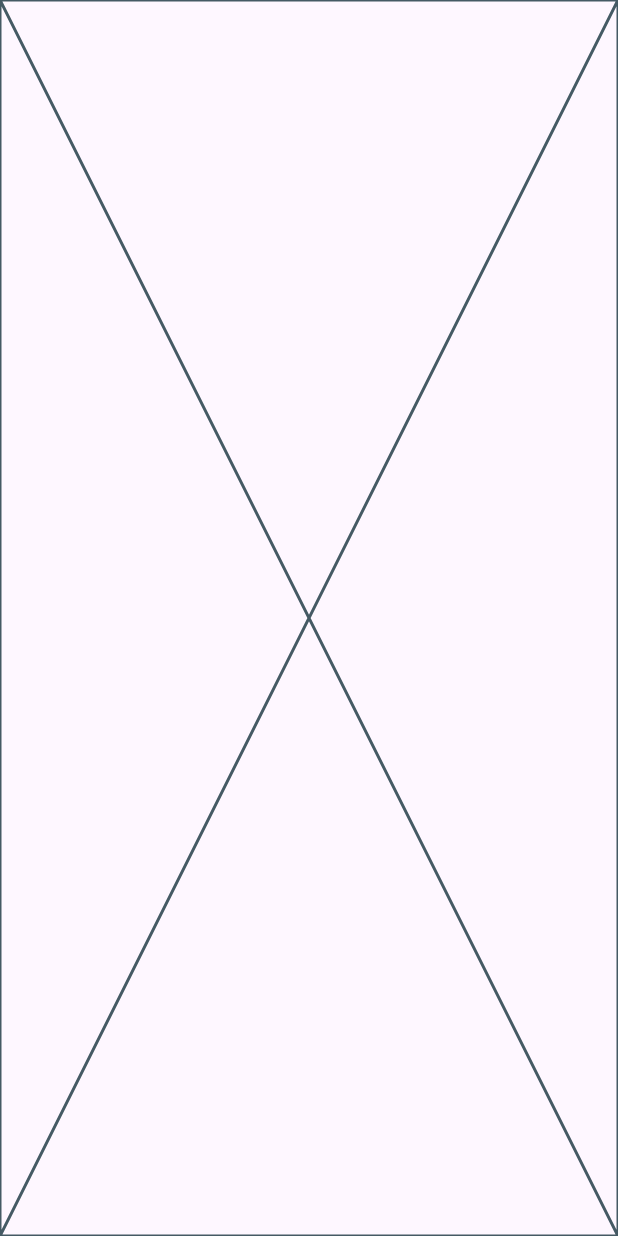
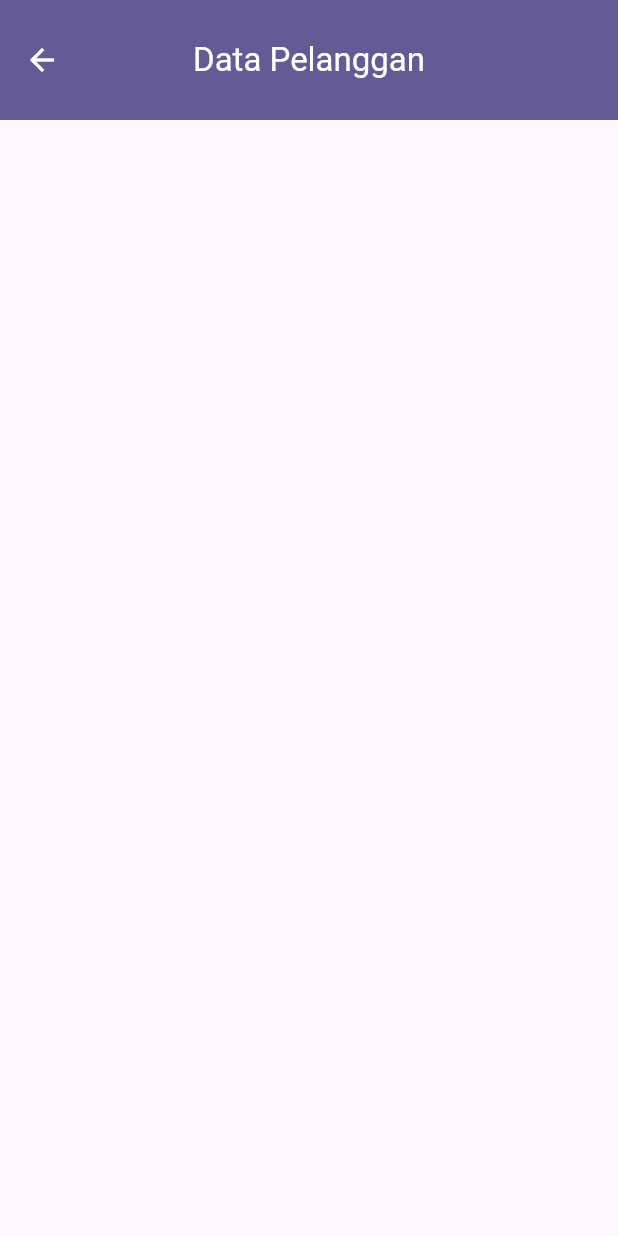
Before and after one commit to emzhran/20220140118_UCP1Flutter, a Flutter app: the DataPelanggan screen opened directly, on a phone screen of 412 x 824 dp. Run offline on Flutter 3.47's test engine with Material 3 defaults, Android fonts, the phone set to English and light mode, and no system bars.

Commit message:
menambahkan appbar pada halaman data pelanggan

```diff
--- a/lib/data_pelanggan.dart
+++ b/lib/data_pelanggan.dart
@@ -16,6 +16,19 @@ class _DataPelangganState extends State<DataPelanggan> {
 
   @override
   Widget build(BuildContext context) {
-    return const Placeholder();
+    return Scaffold(
+      appBar: AppBar(
+        centerTitle: true,
+        toolbarHeight: 80,
+        backgroundColor: Color.fromARGB(184, 39, 29, 109),
+        title: Text('Data Pelanggan', style: TextStyle(color: Colors.white)),
+        leading: IconButton(
+          onPressed: () {
+            Navigator.pop(context);
+          },
+          icon: Icon(Icons.arrow_back, color: Colors.white),
+        ),
+      ),
+    );
   }
 }
```
